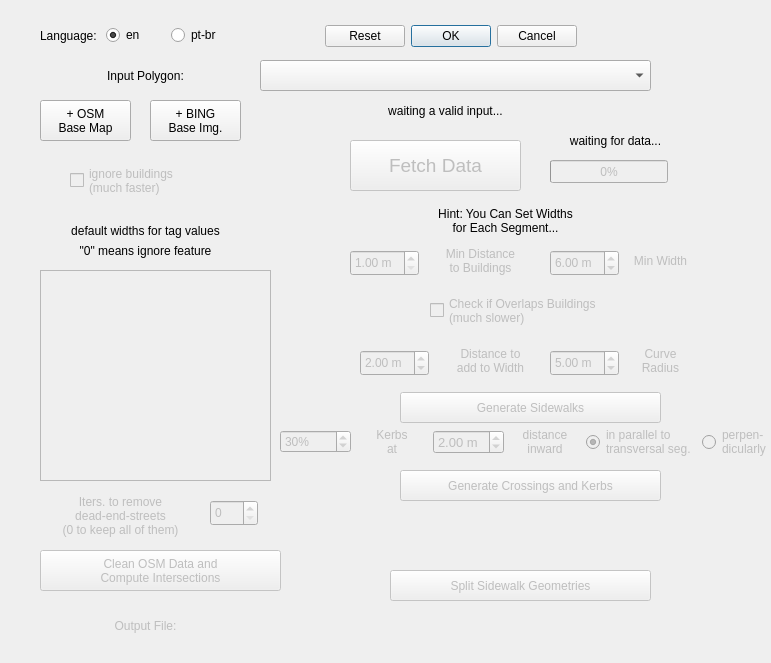
Before: the Qt Designer form osm_sidewalkreator_dialog_base.ui in kauevestena/osm_sidewalkreator, drawn with Qt 5.
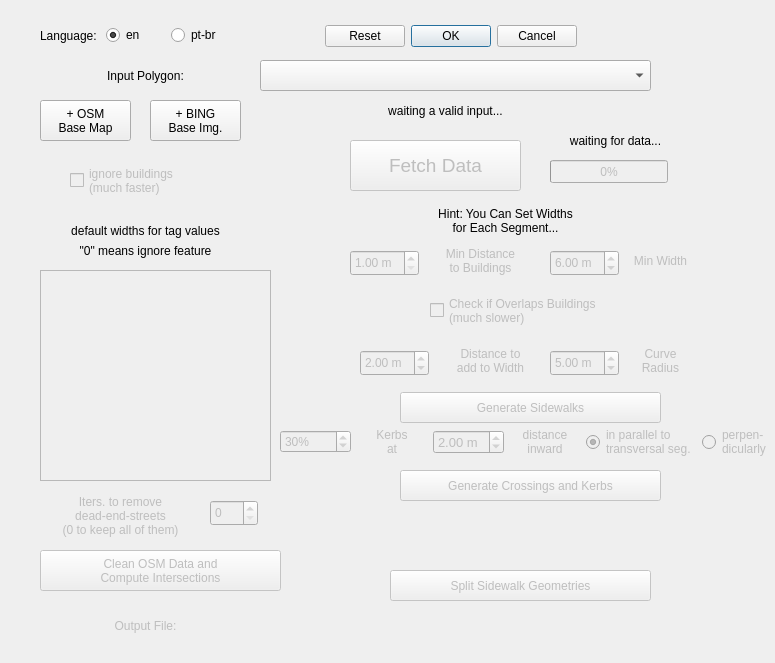
After: the same form once the commit is applied. Custom widgets are drawn as their Qt base class.

Commit message: interface registration

The edit to the form file:
```diff
--- a/osm_sidewalkreator_dialog_base.ui
+++ b/osm_sidewalkreator_dialog_base.ui
@@ -6,7 +6,7 @@
    <rect>
     <x>0</x>
     <y>0</y>
-    <width>771</width>
+    <width>775</width>
     <height>663</height>
    </rect>
   </property>
```
The commit also changes 1 other file.
